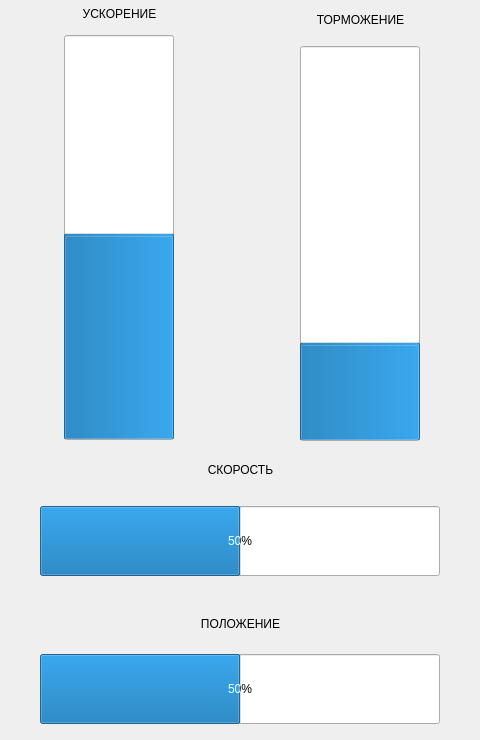
First picture: the form in host/source/ui/workwidget.ui, repository genzorr/Cam-road, before the edit.
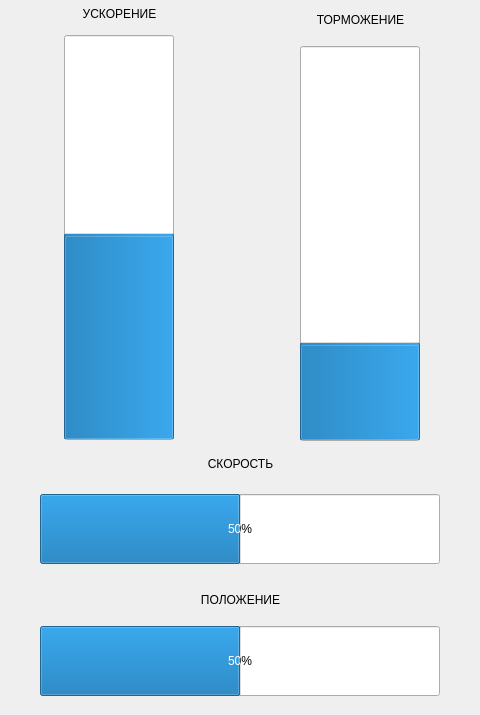
Second picture: the form after the edit.

Patch:
```diff
--- a/host/source/ui/workwidget.ui
+++ b/host/source/ui/workwidget.ui
@@ -7,7 +7,7 @@
     <x>0</x>
     <y>0</y>
     <width>480</width>
-    <height>740</height>
+    <height>715</height>
    </rect>
   </property>
   <property name="windowTitle">
@@ -128,7 +128,7 @@
      <x>0</x>
      <y>440</y>
      <width>481</width>
-     <height>161</height>
+     <height>141</height>
     </rect>
    </property>
    <layout class="QVBoxLayout" name="verticalLayout_3">
@@ -173,9 +173,9 @@
    <property name="geometry">
     <rect>
      <x>0</x>
-     <y>600</y>
+     <y>580</y>
      <width>481</width>
-     <height>141</height>
+     <height>131</height>
     </rect>
    </property>
    <layout class="QVBoxLayout" name="verticalLayout_4">
```
